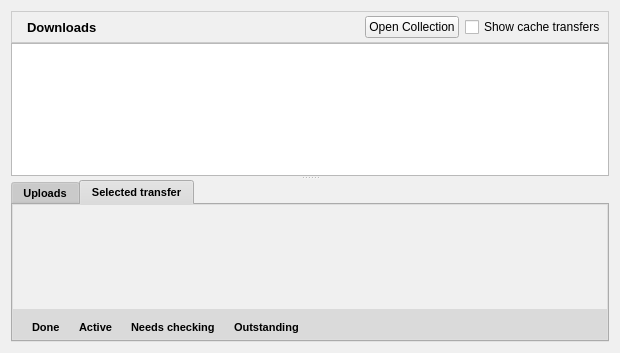
First picture: the form in retroshare-gui/src/gui/TransfersDialog.ui, repository RetroShare/RetroShare, before the edit.
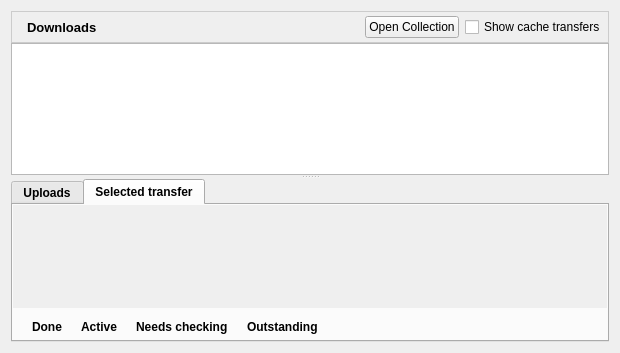
Second picture: the form after the edit. The open tabs and pages were chosen to show the change. Icons and pictures are not drawn.

The edit to the form file:
```diff
--- a/retroshare-gui/src/gui/TransfersDialog.ui
+++ b/retroshare-gui/src/gui/TransfersDialog.ui
@@ -10,498 +10,6 @@
     <height>353</height>
    </rect>
   </property>
-  <property name="sizePolicy">
-   <sizepolicy hsizetype="Expanding" vsizetype="Expanding">
-    <horstretch>0</horstretch>
-    <verstretch>0</verstretch>
-   </sizepolicy>
-  </property>
-  <property name="palette">
-   <palette>
-    <active>
-     <colorrole role="WindowText">
-      <brush brushstyle="SolidPattern">
-       <color alpha="255">
-        <red>0</red>
-        <green>0</green>
-        <blue>0</blue>
-       </color>
-      </brush>
-     </colorrole>
-     <colorrole role="Button">
-      <brush brushstyle="SolidPattern">
-       <color alpha="255">
-        <red>208</red>
-        <green>208</green>
-        <blue>208</blue>
-       </color>
-      </brush>
-     </colorrole>
-     <colorrole role="Light">
-      <brush brushstyle="SolidPattern">
-       <color alpha="255">
-        <red>255</red>
-        <green>255</green>
-        <blue>255</blue>
-       </color>
-      </brush>
-     </colorrole>
-     <colorrole role="Midlight">
-      <brush brushstyle="SolidPattern">
-       <color alpha="255">
-        <red>247</red>
-        <green>247</green>
-        <blue>247</blue>
-       </color>
-      </brush>
-     </colorrole>
-     <colorrole role="Dark">
-      <brush brushstyle="SolidPattern">
-       <color alpha="255">
-        <red>104</red>
-        <green>104</green>
-        <blue>104</blue>
-       </color>
-      </brush>
-     </colorrole>
-     <colorrole role="Mid">
-      <brush brushstyle="SolidPattern">
-       <color alpha="255">
-        <red>139</red>
-        <green>139</green>
-        <blue>139</blue>
-       </color>
-      </brush>
-     </colorrole>
-     <colorrole role="Text">
-      <brush brushstyle="SolidPattern">
-       <color alpha="255">
-        <red>0</red>
-        <green>0</green>
-        <blue>0</blue>
-       </color>
-      </brush>
-     </colorrole>
-     <colorrole role="BrightText">
-      <brush brushstyle="SolidPattern">
-       <color alpha="255">
-        <red>255</red>
-        <green>255</green>
-        <blue>255</blue>
-       </color>
-      </brush>
-     </colorrole>
-     <colorrole role="ButtonText">
-      <brush brushstyle="SolidPattern">
-       <color alpha="255">
-        <red>0</red>
-        <green>0</green>
-        <blue>0</blue>
-       </color>
-      </brush>
-     </colorrole>
-     <colorrole role="Base">
-      <brush brushstyle="SolidPattern">
-       <color alpha="255">
-        <red>255</red>
-        <green>255</green>
-        <blue>255</blue>
-       </color>
-      </brush>
-     </colorrole>
-     <colorrole role="Window">
-      <brush brushstyle="SolidPattern">
-       <color alpha="255">
-        <red>240</red>
-        <green>240</green>
-        <blue>240</blue>
-       </color>
-      </brush>
-     </colorrole>
-     <colorrole role="Shadow">
-      <brush brushstyle="SolidPattern">
-       <color alpha="255">
-        <red>0</red>
-        <green>0</green>
-        <blue>0</blue>
-       </color>
-      </brush>
-     </colorrole>
-     <colorrole role="Highlight">
-      <brush brushstyle="SolidPattern">
-       <color alpha="255">
-        <red>0</red>
-        <green>0</green>
-        <blue>128</blue>
-       </color>
-      </brush>
-     </colorrole>
-     <colorrole role="HighlightedText">
-      <brush brushstyle="SolidPattern">
-       <color alpha="255">
-        <red>255</red>
-        <green>255</green>
-        <blue>255</blue>
-       </color>
-      </brush>
-     </colorrole>
-     <colorrole role="Link">
-      <brush brushstyle="SolidPattern">
-       <color alpha="255">
-        <red>0</red>
-        <green>0</green>
-        <blue>255</blue>
-       </color>
-      </brush>
-     </colorrole>
-     <colorrole role="LinkVisited">
-      <brush brushstyle="SolidPattern">
-       <color alpha="255">
-        <red>255</red>
-        <green>0</green>
-        <blue>255</blue>
-       </color>
-      </brush>
-     </colorrole>
-     <colorrole role="AlternateBase">
-      <brush brushstyle="SolidPattern">
-       <color alpha="255">
-        <red>231</red>
-        <green>231</green>
-        <blue>231</blue>
-       </color>
-      </brush>
-     </colorrole>
-    </active>
-    <inactive>
-     <colorrole role="WindowText">
-      <brush brushstyle="SolidPattern">
-       <color alpha="255">
-        <red>0</red>
-        <green>0</green>
-        <blue>0</blue>
-       </color>
-      </brush>
-     </colorrole>
-     <colorrole role="Button">
-      <brush brushstyle="SolidPattern">
-       <color alpha="255">
-        <red>208</red>
-        <green>208</green>
-        <blue>208</blue>
-       </color>
-      </brush>
-     </colorrole>
-     <colorrole role="Light">
-      <brush brushstyle="SolidPattern">
-       <color alpha="255">
-        <red>255</red>
-        <green>255</green>
-        <blue>255</blue>
-       </color>
-      </brush>
-     </colorrole>
-     <colorrole role="Midlight">
-      <brush brushstyle="SolidPattern">
-       <color alpha="255">
-        <red>247</red>
-        <green>247</green>
-        <blue>247</blue>
-       </color>
-      </brush>
-     </colorrole>
-     <colorrole role="Dark">
-      <brush brushstyle="SolidPattern">
-       <color alpha="255">
-        <red>104</red>
-        <green>104</green>
-        <blue>104</blue>
-       </color>
-      </brush>
-     </colorrole>
-     <colorrole role="Mid">
-      <brush brushstyle="SolidPattern">
-       <color alpha="255">
-        <red>139</red>
-        <green>139</green>
-        <blue>139</blue>
-       </color>
-      </brush>
-     </colorrole>
-     <colorrole role="Text">
-      <brush brushstyle="SolidPattern">
-       <color alpha="255">
-        <red>0</red>
-        <green>0</green>
-        <blue>0</blue>
-       </color>
-      </brush>
-     </colorrole>
-     <colorrole role="BrightText">
-      <brush brushstyle="SolidPattern">
-       <color alpha="255">
-        <red>255</red>
-        <green>255</green>
-        <blue>255</blue>
-       </color>
-      </brush>
-     </colorrole>
-     <colorrole role="ButtonText">
-      <brush brushstyle="SolidPattern">
-       <color alpha="255">
-        <red>0</red>
-        <green>0</green>
-        <blue>0</blue>
-       </color>
-      </brush>
-     </colorrole>
-     <colorrole role="Base">
-      <brush brushstyle="SolidPattern">
-       <color alpha="255">
-        <red>255</red>
-        <green>255</green>
-        <blue>255</blue>
-       </color>
-      </brush>
-     </colorrole>
-     <colorrole role="Window">
-      <brush brushstyle="SolidPattern">
-       <color alpha="255">
-        <red>240</red>
-        <green>240</green>
-        <blue>240</blue>
-       </color>
-      </brush>
-     </colorrole>
-     <colorrole role="Shadow">
-      <brush brushstyle="SolidPattern">
-       <color alpha="255">
-        <red>0</red>
-        <green>0</green>
-        <blue>0</blue>
-       </color>
-      </brush>
-     </colorrole>
-     <colorrole role="Highlight">
-      <brush brushstyle="SolidPattern">
-       <color alpha="255">
-        <red>192</red>
-        <green>192</green>
-        <blue>192</blue>
-       </color>
-      </brush>
-     </colorrole>
-     <colorrole role="HighlightedText">
-      <brush brushstyle="SolidPattern">
-       <color alpha="255">
-        <red>0</red>
-        <green>0</green>
-        <blue>0</blue>
-       </color>
-      </brush>
-     </colorrole>
-     <colorrole role="Link">
-      <brush brushstyle="SolidPattern">
-       <color alpha="255">
-        <red>0</red>
-        <green>0</green>
-        <blue>255</blue>
-       </color>
-      </brush>
-     </colorrole>
-     <colorrole role="LinkVisited">
-      <brush brushstyle="SolidPattern">
-       <color alpha="255">
-        <red>255</red>
-        <green>0</green>
-        <blue>255</blue>
-       </color>
-      </brush>
-     </colorrole>
-     <colorrole role="AlternateBase">
-      <brush brushstyle="SolidPattern">
-       <color alpha="255">
-        <red>231</red>
-        <green>231</green>
-        <blue>231</blue>
-       </color>
-      </brush>
-     </colorrole>
-    </inactive>
-    <disabled>
-     <colorrole role="WindowText">
-      <brush brushstyle="SolidPattern">
-       <color alpha="255">
-        <red>104</red>
-        <green>104</green>
-        <blue>104</blue>
-       </color>
-      </brush>
-     </colorrole>
-     <colorrole role="Button">
-      <brush brushstyle="SolidPattern">
-       <color alpha="255">
-        <red>208</red>
-        <green>208</green>
-        <blue>208</blue>
-       </color>
-      </brush>
-     </colorrole>
-     <colorrole role="Light">
-      <brush brushstyle="SolidPattern">
-       <color alpha="255">
-        <red>255</red>
-        <green>255</green>
-        <blue>255</blue>
-       </color>
-      </brush>
-     </colorrole>
-     <colorrole role="Midlight">
-      <brush brushstyle="SolidPattern">
-       <color alpha="255">
-        <red>247</red>
-        <green>247</green>
-        <blue>247</blue>
-       </color>
-      </brush>
-     </colorrole>
-     <colorrole role="Dark">
-      <brush brushstyle="SolidPattern">
-       <color alpha="255">
-        <red>104</red>
-        <green>104</green>
-        <blue>104</blue>
-       </color>
-      </brush>
-     </colorrole>
-     <colorrole role="Mid">
-      <brush brushstyle="SolidPattern">
-       <color alpha="255">
-        <red>139</red>
-        <green>139</green>
-        <blue>139</blue>
-       </color>
-      </brush>
-     </colorrole>
-     <colorrole role="Text">
-      <brush brushstyle="SolidPattern">
-       <color alpha="255">
-        <red>104</red>
-        <green>104</green>
-        <blue>104</blue>
-       </color>
-      </brush>
-     </colorrole>
-     <colorrole role="BrightText">
-      <brush brushstyle="SolidPattern">
-       <color alpha="255">
-        <red>255</red>
-        <green>255</green>
-        <blue>255</blue>
-       </color>
-      </brush>
-     </colorrole>
-     <colorrole role="ButtonText">
-      <brush brushstyle="SolidPattern">
-       <color alpha="255">
-        <red>104</red>
-        <green>104</green>
-        <blue>104</blue>
-       </color>
-      </brush>
-     </colorrole>
-     <colorrole role="Base">
-      <brush brushstyle="SolidPattern">
-       <color alpha="255">
-        <red>240</red>
-        <green>240</green>
-        <blue>240</blue>
-       </color>
-      </brush>
-     </colorrole>
-     <colorrole role="Window">
-      <brush brushstyle="SolidPattern">
-       <color alpha="255">
-        <red>240</red>
-        <green>240</green>
-        <blue>240</blue>
-       </color>
-      </brush>
-     </colorrole>
-     <colorrole role="Shadow">
-      <brush brushstyle="SolidPattern">
-       <color alpha="255">
-        <red>0</red>
-        <green>0</green>
-        <blue>0</blue>
-       </color>
-      </brush>
-     </colorrole>
-     <colorrole role="Highlight">
-      <brush brushstyle="SolidPattern">
-       <color alpha="255">
-        <red>0</red>
-        <green>0</green>
-        <blue>128</blue>
-       </color>
-      </brush>
-     </colorrole>
-     <colorrole role="HighlightedText">
-      <brush brushstyle="SolidPattern">
-       <color alpha="255">
-        <red>255</red>
-        <green>255</green>
-        <blue>255</blue>
-       </color>
-      </brush>
-     </colorrole>
-     <colorrole role="Link">
-      <brush brushstyle="SolidPattern">
-       <color alpha="255">
-        <red>0</red>
-        <green>0</green>
-        <blue>255</blue>
-       </color>
-      </brush>
-     </colorrole>
-     <colorrole role="LinkVisited">
-      <brush brushstyle="SolidPattern">
-       <color alpha="255">
-        <red>255</red>
-        <green>0</green>
-        <blue>255</blue>
-       </color>
-      </brush>
-     </colorrole>
-     <colorrole role="AlternateBase">
-      <brush brushstyle="SolidPattern">
-       <color alpha="255">
-        <red>231</red>
-        <green>231</green>
-        <blue>231</blue>
-       </color>
-      </brush>
-     </colorrole>
-    </disabled>
-   </palette>
-  </property>
-  <property name="font">
-   <font>
-    <family>Arial</family>
-    <pointsize>8</pointsize>
-    <weight>50</weight>
-    <italic>false</italic>
-    <bold>false</bold>
-    <underline>false</underline>
-    <strikeout>false</strikeout>
-   </font>
-  </property>
-  <property name="mouseTracking">
-   <bool>true</bool>
-  </property>
-  <property name="contextMenuPolicy">
-   <enum>Qt::PreventContextMenu</enum>
-  </property>
   <layout class="QGridLayout">
    <item row="0" column="0">
     <widget class="QSplitter" name="splitter">
@@ -743,8 +251,8 @@
             <rect>
              <x>0</x>
              <y>0</y>
-             <width>596</width>
-             <height>101</height>
+             <width>100</width>
+             <height>30</height>
             </rect>
            </property>
           </widget>
```
